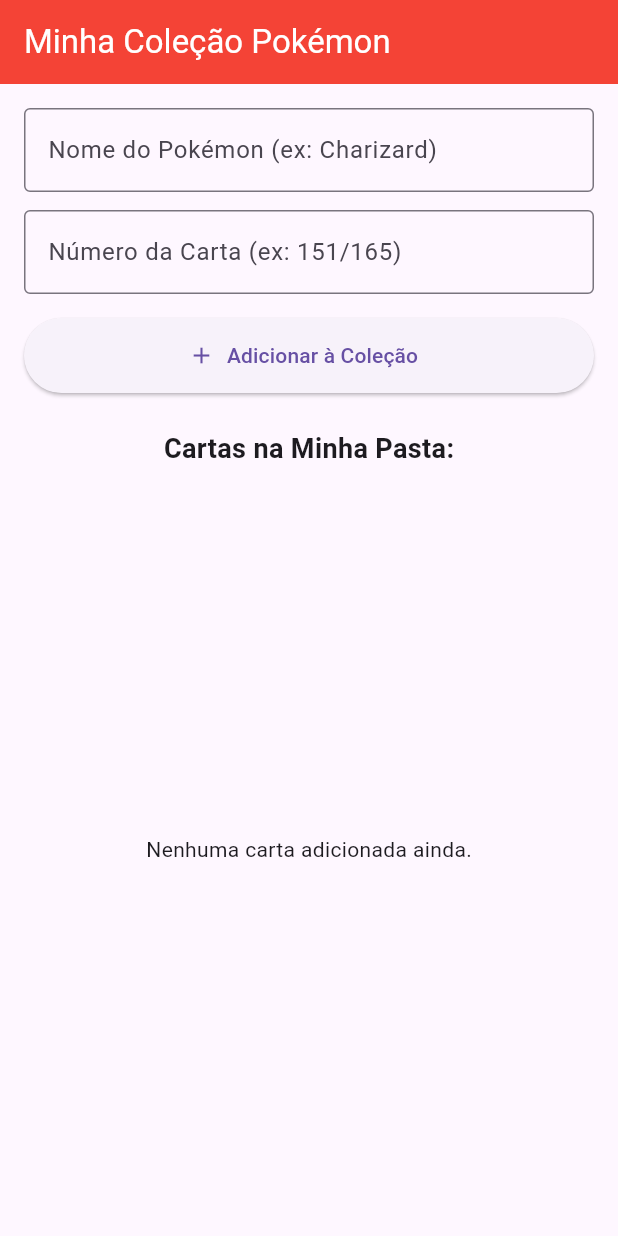
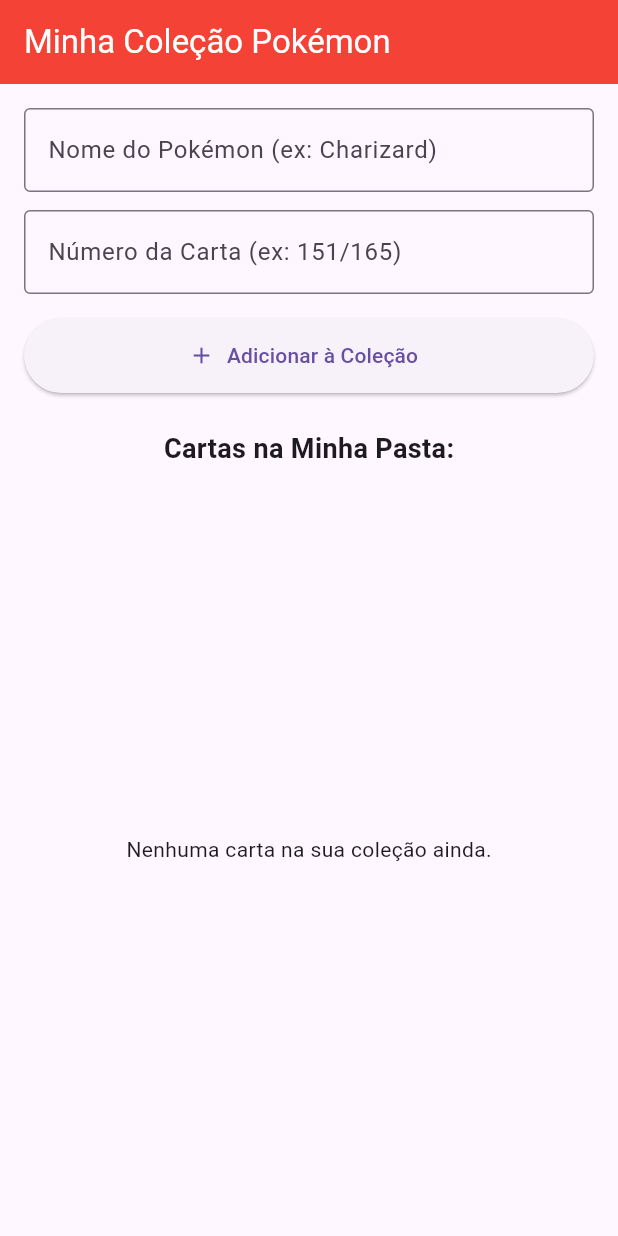
Before and after one commit to guilhermegpessoa/poke-tcg-manager, a Flutter app: the screen it shows after launch, after a tap on "Adicionar à Coleção", on a phone screen of 412 x 824 dp. Run offline on Flutter 3.47's test engine with Material 3 defaults, Android fonts, the phone set to English and light mode, and no system bars; our stand-ins replace flutter_dotenv, supabase_flutter; accounts and stored records are empty.

Commit message:
feat: implementa listagem em tempo real com StreamBuilder e Supabase

```diff
--- a/lib/main.dart
+++ b/lib/main.dart
@@ -41,24 +41,40 @@
   final TextEditingController _nomeController = TextEditingController();
   final TextEditingController _numeroController = TextEditingController();
 
-  // Uma lista local na memória para simular o banco de dados por enquanto
-  final List<Map<String, String>> _minhaColecao = [];
+  final _supabase = Supabase.instance.client;
 
-  void _adicionarCarta() {
+  Future<void> _adicionarCarta() async {
     final String nome = _nomeController.text.trim();
     final String numero = _numeroController.text.trim();
 
     if (nome.isNotEmpty && numero.isNotEmpty) {
-      setState(() {
-        _minhaColecao.add({'nome': nome, 'numero': numero});
-      });
+      try {
+        // Faz o INSERT na tabela 'cartas' do Supabase
+        await _supabase.from('cartas').insert({'nome': nome, 'numero': numero});
 
-      // Limpa os campos depois de salvar
+        // Se deu certo, mostra um aviso na tela
+        if (mounted) {
+          ScaffoldMessenger.of(context).showSnackBar(
+            const SnackBar(
+              content: Text('Carta adicionada com sucesso no Supabase!'),
+            ),
+          );
+        }
+
+        // Limpa os campos e fecha o teclado
         _nomeController.clear();
         _numeroController.clear();
-
-      // Fecha o teclado virtual
         FocusScope.of(context).unfocus();
+      } catch (erro) {
+        if (mounted) {
+          ScaffoldMessenger.of(context).showSnackBar(
+            SnackBar(
+              content: Text('Erro ao salvar: $erro'),
+              backgroundColor: Colors.red,
+            ),
+          );
+        }
+      }
     }
   }
 
@@ -112,19 +128,46 @@
             const SizedBox(height: 12),
 
             // Lista que mostra as cartas adicionadas
+            // Lista em tempo real conectada ao Supabase
             Expanded(
-              child: _minhaColecao.isEmpty
-                  ? const Center(child: Text('Nenhuma carta adicionada ainda.'))
-                  : ListView.builder(
-                      itemCount: _minhaColecao.length,
+              child: StreamBuilder<List<Map<String, dynamic>>>(
+                // Dizemos ao Supabase para "ouvir" a tabela 'cartas' em tempo real
+                stream: _supabase.from('cartas').stream(primaryKey: ['id']),
+                builder: (context, snapshot) {
+                  // Se o banco ainda estiver carregando os dados
+                  if (snapshot.connectionState == ConnectionState.waiting) {
+                    return const Center(child: CircularProgressIndicator());
+                  }
+
+                  // Se houver algum erro na conexão
+                  if (snapshot.hasError) {
+                    return Center(
+                      child: Text('Erro ao carregar cartas: ${snapshot.error}'),
+                    );
+                  }
+
+                  final cartas = snapshot.data ?? [];
+
+                  // Se o banco estiver vazio
+                  if (cartas.isEmpty) {
+                    return const Center(
+                      child: Text('Nenhuma carta na sua coleção ainda.'),
+                    );
+                  }
+
+                  // Se tiver cartas, desenha a lista na tela
+                  return ListView.builder(
+                    itemCount: cartas.length,
                     itemBuilder: (context, index) {
-                        final carta = _minhaColecao[index];
+                      final carta = cartas[index];
                       return Card(
                         child: ListTile(
                           leading: const Icon(Icons.style, color: Colors.red),
-                            title: Text(carta['nome'] ?? ''),
-                            subtitle: Text('Número: ${carta['numero']}'),
+                          title: Text(carta['nome'] ?? 'Sem nome'),
+                          subtitle: Text('Número: ${carta['numero'] ?? 'S/N'}'),
                         ),
+                      );
+                    },
                   );
                 },
               ),
```
Lines whose indentation alone changed are shown as unchanged.
